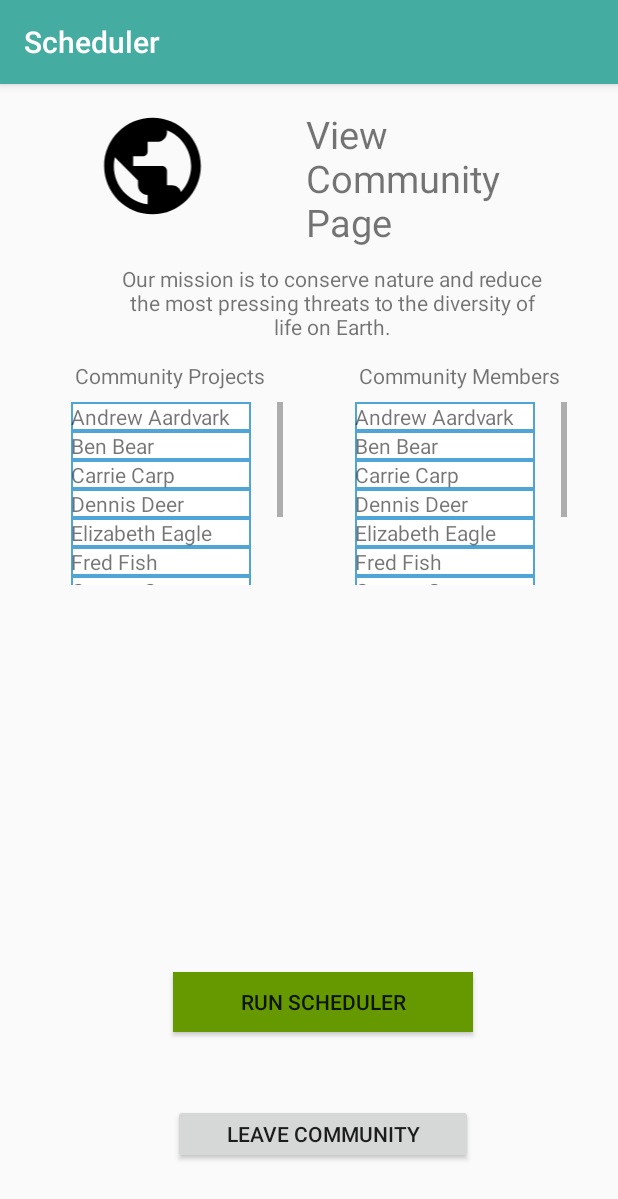
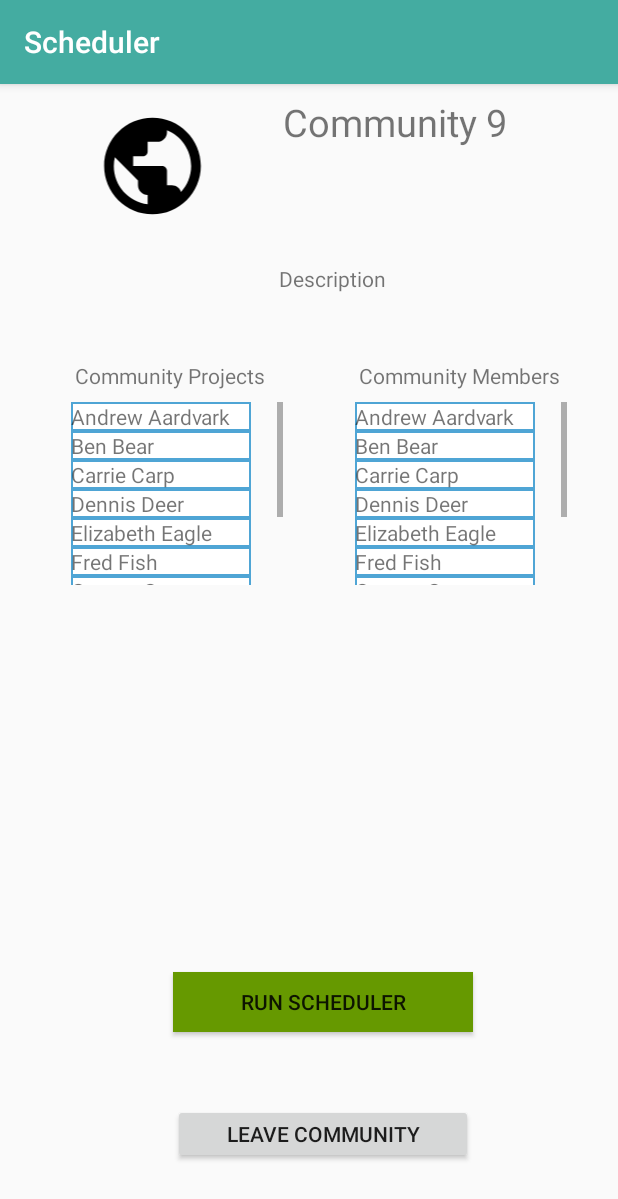
Before and after one commit to Cchlee/christopherlee.github.io, an Android app: the SearchActivity screen opened directly, with no data from a screen before it, after a tap on "Community 9", on a phone screen of 412 x 824 dp. Shown: the top 1199 px of the screen. Run offline under Robolectric (Android 15) with nearby library versions, the phone set to English and light mode, and no system bars; 1 other tap on this screen came first.

Commit message:
Connected View Community to Search .putExtra()

```diff
--- a/app/src/main/java/com/example/scheduler/MainActivity.java
+++ b/app/src/main/java/com/example/scheduler/MainActivity.java
@@ -24,7 +24,7 @@ public class MainActivity extends AppCompatActivity {
 
     //Setting up backend
     public static final Reader local = new LocalReader();
-    public static final Processor processor = new Processor(local);;
+    public static final Processor processor = new Processor(local);
 
     private Button newAccount;
 
--- a/app/src/main/java/com/example/scheduler/SearchActivity.java
+++ b/app/src/main/java/com/example/scheduler/SearchActivity.java
@@ -33,7 +33,7 @@ public class SearchActivity extends AppCompatActivity {
 //            System.out.println(c.getName());
 //        }
 
-        List<Community> communityList = MainActivity.processor.getCommunities();
+        final List<Community> communityList = MainActivity.processor.getCommunities();
         mRecyclerView = findViewById(R.id.recyclerView);
         //Uncomment line 27 if you think Communities will have fixed number. Doubt it tho. But will increase performance.
         //mRecyclerView.setHasFixedSize(true);
@@ -48,7 +48,7 @@ public class SearchActivity extends AppCompatActivity {
             public void onCommunityClick(int position) {
                  Community clicked = communityList.get(position);
                  Intent intent = new Intent(SearchActivity.this, ViewCommunity.class);
-                 intent.putExtra("Clicked Community", clicked);
+                 intent.putExtra("Clicked Community", clicked.getName());
                  startActivity(intent);
             }
         });
--- a/app/src/main/java/com/example/scheduler/ViewCommunity.java
+++ b/app/src/main/java/com/example/scheduler/ViewCommunity.java
@@ -1,11 +1,15 @@
 package com.example.scheduler;
 
+import android.annotation.SuppressLint;
 import android.support.v7.app.AppCompatActivity;
 import android.os.Bundle;
 import android.view.LayoutInflater;
 import android.view.View;
 import android.widget.*;
 import android.content.Intent;
+
+import java.util.Map;
+
 import data.*;
 
 public class ViewCommunity extends AppCompatActivity {
@@ -15,10 +19,31 @@ public class ViewCommunity extends AppCompatActivity {
     private boolean projectVisibility;
     private String[] userNames;
     private ImageView communityIcon;
+    private Community community;
+    private TextView title;
+    private Map<String, Community> communityMap;
+    private TextView description;
+
     @Override
     protected void onCreate(Bundle savedInstanceState) {
         super.onCreate(savedInstanceState);
         setContentView(R.layout.activity_view_community);
+
+        communityName = getIntent().getStringExtra("Clicked Community");
+        communityMap = MainActivity.processor.getCommunitiesMap();
+        community = communityMap.get(communityName);
+        //community = getIntent().getParcelableExtra("Clicked Community");
+
+        title = findViewById(R.id.Title);
+        title.setText(community.getName());
+
+        description = findViewById(R.id.commDescript);
+        description.setText(community.getDescription());
+
+
+        community.setImageResource();
+        communityIcon = findViewById(R.id.communityIcon);
+        communityIcon.setImageResource(community.getImageResource());
 
         // Add new project
         newProject = findViewById(R.id.addProjectButton);
@@ -38,8 +63,6 @@ public class ViewCommunity extends AppCompatActivity {
             newProject.setVisibility(View.VISIBLE);
         }
 
-        communityIcon = findViewById(R.id.communityIcon);
-        communityIcon.setImageResource(R.drawable.ic_public_black);
 
         // Run scheduler algorithm
         runScheduler = findViewById(R.id.schedulerButton);
--- a/app/src/main/java/processor/Processor.java
+++ b/app/src/main/java/processor/Processor.java
@@ -103,6 +103,8 @@ public class Processor implements ProcessorInterface {
         return false;
     }
 
+    public Map<String, Community> getCommunitiesMap() {return communities;}
+
     @Override
     public boolean removeCommunity(Community community) {
         if (communities.containsKey(community.getName())) {
@@ -154,4 +156,6 @@ public class Processor implements ProcessorInterface {
         }
         return output;
     }
+
+
 }
--- a/app/src/main/res/layout/activity_view_community.xml
+++ b/app/src/main/res/layout/activity_view_community.xml
@@ -54,30 +54,26 @@
         tools:srcCompat="@tools:sample/avatars[0]" />
 
     <TextView
-        android:id="@+id/textView2"
+        android:id="@+id/Title"
         android:layout_width="173dp"
         android:layout_height="wrap_content"
         android:layout_marginStart="8dp"
-        android:layout_marginLeft="8dp"
-        android:layout_marginTop="16dp"
+        android:layout_marginTop="8dp"
         android:layout_marginEnd="8dp"
-        android:layout_marginRight="8dp"
         android:text="View Community Page"
         android:textSize="25dp"
         app:layout_constraintEnd_toEndOf="parent"
-        app:layout_constraintHorizontal_bias="0.527"
-        app:layout_constraintStart_toEndOf="@+id/communityIcon"
+        app:layout_constraintHorizontal_bias="0.81"
+        app:layout_constraintStart_toStartOf="parent"
         app:layout_constraintTop_toTopOf="parent" />
 
     <TextView
-        android:id="@+id/textView3"
+        android:id="@+id/commDescript"
         android:layout_width="284dp"
         android:layout_height="65dp"
         android:layout_marginStart="8dp"
-        android:layout_marginLeft="8dp"
         android:layout_marginTop="120dp"
         android:layout_marginEnd="8dp"
-        android:layout_marginRight="8dp"
         android:text="Our mission is to conserve nature and reduce the most pressing threats to the diversity of life on Earth."
         android:textAlignment="center"
         app:layout_constraintEnd_toEndOf="parent"
```
